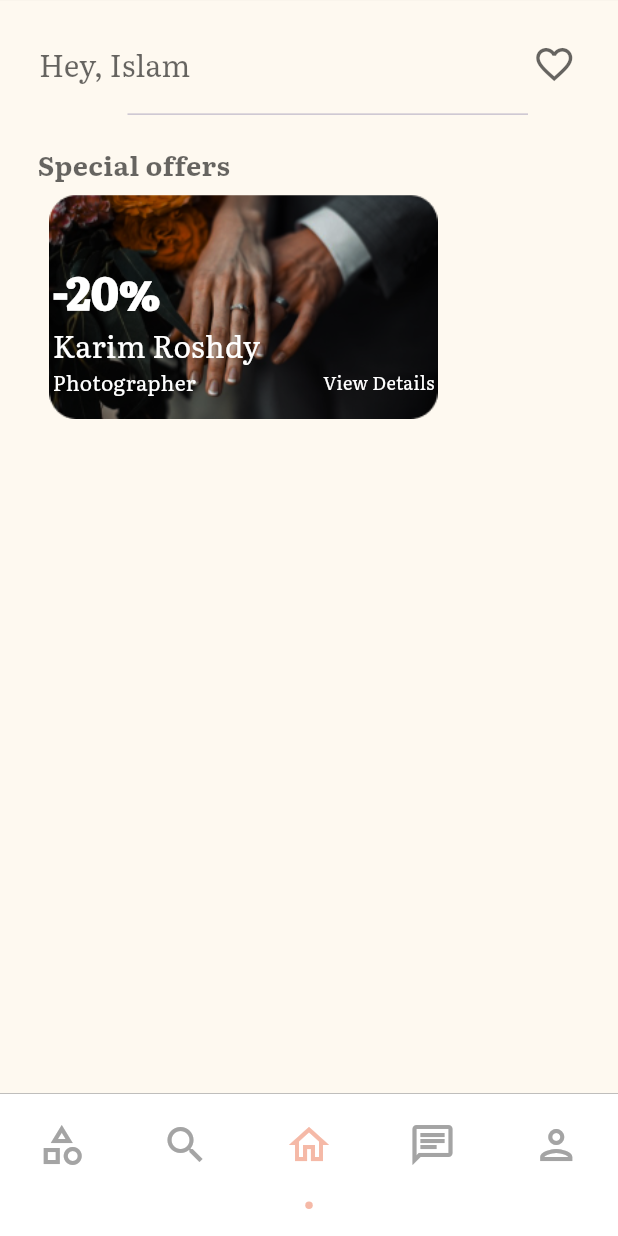
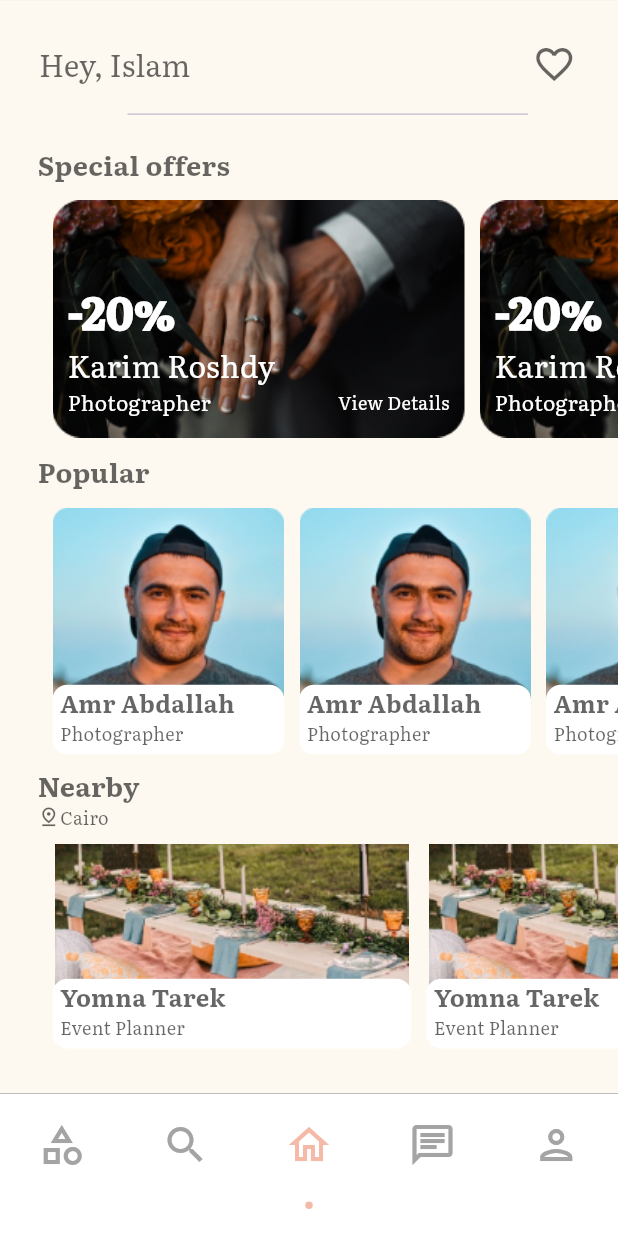
Before and after one commit to Ahmedmahmouddd/eunoia, a Flutter app: the screen it shows after launch, on a phone screen of 412 x 824 dp. Run offline on Flutter 3.47's test engine with Material 3 defaults, Android fonts, the phone set to English and light mode, and no system bars; drawn by our look-alikes of persistent_bottom_nav_bar; our stand-ins replace animated_splash_screen, flutter_screenutil, page_transition; project files that could hold a hidden picture were left out.

Commit message:
Home Page with all its cards

```diff
--- a/lib/Screens/Home.dart
+++ b/lib/Screens/Home.dart
@@ -1,11 +1,12 @@
-// ignore_for_file: file_names
 import 'package:eunoia/Constants/Constants.dart';
+import 'package:eunoia/Widgets/nearbyCard.dart';
 import 'package:eunoia/Widgets/offerCard.dart';
+import 'package:eunoia/Widgets/popularCard.dart';
 import 'package:flutter/material.dart';
 import 'package:flutter_screenutil/flutter_screenutil.dart';
 
 class Home extends StatelessWidget {
-  const Home({super.key});
+  const Home({Key? key});
 
   @override
   Widget build(BuildContext context) {
@@ -36,18 +37,18 @@ class Home extends StatelessWidget {
           ),
         ),
       ),
-      body: const Padding(
-        padding: EdgeInsets.only(left: 25),
+      body: Padding(
+        padding: const EdgeInsets.only(left: 25),
         child: Column(
           crossAxisAlignment: CrossAxisAlignment.start,
           children: [
-            Divider(
+            const Divider(
               height: 40,
               endIndent: 60,
               indent: 60,
             ),
-            Padding(
-              padding: EdgeInsets.only(bottom: 8.0),
+            const Padding(
+              padding: EdgeInsets.only(bottom: 3.0),
               child: Text(
                 'Special offers',
                 style: TextStyle(
@@ -58,7 +59,80 @@ class Home extends StatelessWidget {
                 ),
               ),
             ),
-            OfferCard(),
+            Expanded(
+              child: ListView(
+                scrollDirection: Axis.horizontal,
+                children: const [
+                  OfferCard(),
+                  OfferCard(), // Add more OfferCards if needed
+                  OfferCard(),
+                ],
+              ),
+            ),
+            const Padding(
+              padding: EdgeInsets.only(bottom: 1.0, top: 1.0),
+              child: Text(
+                'Popular',
+                style: TextStyle(
+                  fontFamily: 'Literata',
+                  fontWeight: FontWeight.w600,
+                  fontSize: 18,
+                  color: Color.fromRGBO(0, 0, 0, 0.60),
+                ),
+              ),
+            ),
+            Expanded(
+              child: ListView(
+                scrollDirection: Axis.horizontal,
+                children: const [
+                  PopularCard(),
+                  PopularCard(), // Add more PopularCards if needed
+                  PopularCard(),
+                ],
+              ),
+            ),
+            const Padding(
+              padding: EdgeInsets.only(top: 7.0),
+              child: Text(
+                'Nearby',
+                style: TextStyle(
+                  fontFamily: 'Literata',
+                  fontWeight: FontWeight.w600,
+                  fontSize: 18,
+                  color: Color.fromRGBO(0, 0, 0, 0.60),
+                ),
+              ),
+            ),
+            const Padding(
+              padding: EdgeInsets.only(bottom: 1.0),
+              child: Row(
+                children: [
+                  Icon(
+                    Icons.pin_drop_outlined,
+                    size: 15,
+                    color: Color.fromRGBO(0, 0, 0, .6),
+                  ),
+                  Text(
+                    'Cairo',
+                    style: TextStyle(
+                      color: Color.fromRGBO(0, 0, 0, .6),
+                      fontFamily: 'Literata',
+                      fontSize: 12,
+                    ),
+                  ),
+                ],
+              ),
+            ),
+            Expanded(
+              child: ListView(
+                scrollDirection: Axis.horizontal,
+                children: const [
+                  NearbyCard(),
+                  NearbyCard(), // Add more NearbyCards if needed
+                  NearbyCard(),
+                ],
+              ),
+            ),
           ],
         ),
       ),
--- /dev/null
+++ b/lib/Widgets/nearbyCard.dart
@@ -0,0 +1,74 @@
+import 'package:flutter/material.dart';
+import 'package:flutter_screenutil/flutter_screenutil.dart';
+
+class NearbyCard extends StatelessWidget {
+  const NearbyCard({
+    super.key,
+  });
+
+  @override
+  Widget build(BuildContext context) {
+    return Padding(
+      padding: const EdgeInsets.only(left: 10.0, bottom: 30),
+      child: Container(
+        width: 209.w,
+        decoration: const BoxDecoration(
+          borderRadius: BorderRadius.all(Radius.circular(10)),
+        ),
+        child: Stack(
+          children: [
+            Container(
+              decoration: const BoxDecoration(
+                borderRadius: BorderRadius.all(Radius.circular(10)),
+                image: DecorationImage(
+                  image: AssetImage(
+                    'assets/nearby.png',
+                  ),
+                ),
+              ),
+            ),
+            Column(
+              mainAxisAlignment: MainAxisAlignment.end,
+              children: [
+                Container(
+                  height: 39.h,
+                  decoration: const BoxDecoration(
+                    color: Colors.white,
+                    borderRadius: BorderRadius.all(Radius.circular(10)),
+                  ),
+                )
+              ],
+            ),
+            const Padding(
+              padding: EdgeInsets.only(bottom: 6.0, left: 5.0),
+              child: Column(
+                mainAxisAlignment: MainAxisAlignment.end,
+                crossAxisAlignment: CrossAxisAlignment.start,
+                children: [
+                  Text(
+                    'Yomna Tarek',
+                    style: TextStyle(
+                      color: Color.fromRGBO(0, 0, 0, .6),
+                      fontFamily: 'Literata',
+                      fontSize: 16,
+                      fontWeight: FontWeight.w600,
+                    ),
+                  ),
+                  Text(
+                    'Event Planner',
+                    style: TextStyle(
+                      color: Color.fromRGBO(0, 0, 0, .6),
+                      fontFamily: 'Literata',
+                      fontSize: 12,
+                      fontWeight: FontWeight.w500,
+                    ),
+                  ),
+                ],
+              ),
+            )
+          ],
+        ),
+      ),
+    );
+  }
+}
--- a/lib/Widgets/offerCard.dart
+++ b/lib/Widgets/offerCard.dart
@@ -8,7 +8,9 @@ class OfferCard extends StatelessWidget {
 
   @override
   Widget build(BuildContext context) {
-    return Container(
+    return Padding(
+      padding: const EdgeInsets.only(left: 10.0),
+      child: Container(
         width: 240.w,
         height: 125.h,
         decoration: const BoxDecoration(
@@ -20,7 +22,7 @@ class OfferCard extends StatelessWidget {
           ),
         ),
         child: const Padding(
-        padding: EdgeInsets.symmetric(horizontal: 10, vertical: 15),
+          padding: EdgeInsets.symmetric(horizontal: 10, vertical: 22),
           child: Column(
             mainAxisAlignment: MainAxisAlignment.end,
             crossAxisAlignment: CrossAxisAlignment.start,
@@ -73,6 +75,7 @@ class OfferCard extends StatelessWidget {
             ],
           ),
         ),
+      ),
     );
   }
 }
--- /dev/null
+++ b/lib/Widgets/popularCard.dart
@@ -0,0 +1,75 @@
+import 'package:flutter/material.dart';
+import 'package:flutter_screenutil/flutter_screenutil.dart';
+
+class PopularCard extends StatelessWidget {
+  const PopularCard({
+    super.key,
+  });
+
+  @override
+  Widget build(BuildContext context) {
+    return Padding(
+      padding: const EdgeInsets.only(left: 10.0),
+      child: Container(
+        width: 135.w,
+        height: 125.h,
+        decoration: const BoxDecoration(
+          borderRadius: BorderRadius.all(Radius.circular(10)),
+        ),
+        child: Stack(
+          children: [
+            Container(
+              decoration: const BoxDecoration(
+                borderRadius: BorderRadius.all(Radius.circular(10)),
+                image: DecorationImage(
+                  image: AssetImage(
+                    'assets/popular.png',
+                  ),
+                ),
+              ),
+            ),
+            Column(
+              mainAxisAlignment: MainAxisAlignment.end,
+              children: [
+                Container(
+                  height: 39.h,
+                  decoration: const BoxDecoration(
+                    color: Colors.white,
+                    borderRadius: BorderRadius.all(Radius.circular(10)),
+                  ),
+                )
+              ],
+            ),
+            const Padding(
+              padding: EdgeInsets.only(bottom: 6.0, left: 5.0),
+              child: Column(
+                mainAxisAlignment: MainAxisAlignment.end,
+                crossAxisAlignment: CrossAxisAlignment.start,
+                children: [
+                  Text(
+                    'Amr Abdallah',
+                    style: TextStyle(
+                      color: Color.fromRGBO(0, 0, 0, .6),
+                      fontFamily: 'Literata',
+                      fontSize: 16,
+                      fontWeight: FontWeight.w600,
+                    ),
+                  ),
+                  Text(
+                    'Photographer',
+                    style: TextStyle(
+                      color: Color.fromRGBO(0, 0, 0, .6),
+                      fontFamily: 'Literata',
+                      fontSize: 12,
+                      fontWeight: FontWeight.w500,
+                    ),
+                  ),
+                ],
+              ),
+            )
+          ],
+        ),
+      ),
+    );
+  }
+}
```
Also changed, not shown: assets/nearby.png (added), assets/popular.png (added). Lines whose indentation alone changed are shown as unchanged.
